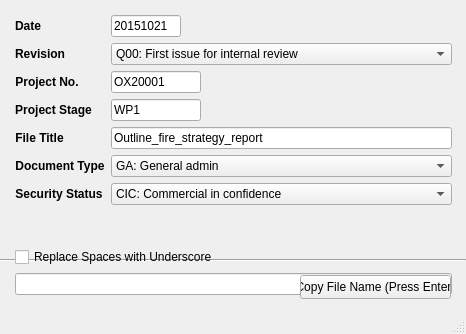
Before: the Qt Designer form fseutil/gui/layout/ui/dialog_0601_naming_convention.ui in fsepy/fseutil, drawn with Qt 5.
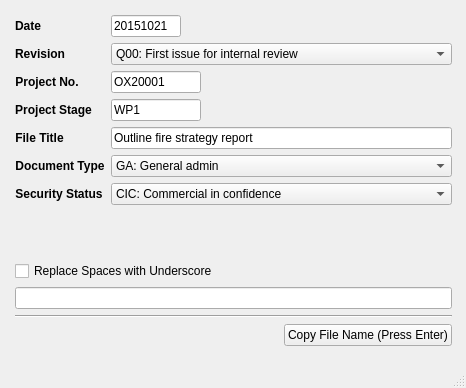
After: the same form once the commit is applied.

Commit message: Disabled all output QLineEdit objects.

Patch:
```diff
--- a/fseutil/gui/layout/ui/dialog_0601_naming_convention.ui
+++ b/fseutil/gui/layout/ui/dialog_0601_naming_convention.ui
@@ -7,33 +7,20 @@
     <x>0</x>
     <y>0</y>
     <width>466</width>
-    <height>334</height>
+    <height>388</height>
    </rect>
   </property>
   <property name="windowTitle">
    <string>MainWindow</string>
   </property>
   <widget class="QWidget" name="centralwidget">
-   <widget class="Line" name="line">
-    <property name="geometry">
-     <rect>
-      <x>-5</x>
-      <y>250</y>
-      <width>471</width>
-      <height>21</height>
-     </rect>
-    </property>
-    <property name="orientation">
-     <enum>Qt::Horizontal</enum>
-    </property>
-   </widget>
    <widget class="QWidget" name="verticalLayoutWidget">
     <property name="geometry">
      <rect>
       <x>15</x>
       <y>15</y>
       <width>437</width>
-      <height>280</height>
+      <height>331</height>
      </rect>
     </property>
     <layout class="QVBoxLayout" name="verticalLayout">
@@ -239,19 +226,6 @@
          </property>
         </widget>
        </item>
-       <item row="4" column="1">
-        <widget class="QLineEdit" name="lineEdit_5_title">
-         <property name="minimumSize">
-          <size>
-           <width>200</width>
-           <height>0</height>
-          </size>
-         </property>
-         <property name="text">
-          <string>Outline_fire_strategy_report</string>
-         </property>
-        </widget>
-       </item>
        <item row="5" column="0">
         <widget class="QLabel" name="label_19">
          <property name="font">
@@ -404,6 +378,19 @@
          </item>
         </widget>
        </item>
+       <item row="4" column="1">
+        <widget class="QLineEdit" name="lineEdit_5_title">
+         <property name="minimumSize">
+          <size>
+           <width>200</width>
+           <height>0</height>
+          </size>
+         </property>
+         <property name="text">
+          <string>Outline fire strategy report</string>
+         </property>
+        </widget>
+       </item>
       </layout>
      </item>
      <item>
@@ -429,21 +416,39 @@
        </property>
       </widget>
      </item>
+     <item>
+      <widget class="Line" name="line_2">
+       <property name="orientation">
+        <enum>Qt::Horizontal</enum>
+       </property>
+      </widget>
+     </item>
+     <item>
+      <layout class="QHBoxLayout" name="horizontalLayout_2">
+       <item>
+        <spacer name="horizontalSpacer">
+         <property name="orientation">
+          <enum>Qt::Horizontal</enum>
+         </property>
+         <property name="sizeHint" stdset="0">
+          <size>
+           <width>40</width>
+           <height>20</height>
+          </size>
+         </property>
+        </spacer>
+       </item>
+       <item>
+        <widget class="QPushButton" name="pushButton_copy">
+         <property name="text">
+          <string>Copy File Name (Press Enter)</string>
+         </property>
+        </widget>
+       </item>
+      </layout>
+     </item>
     </layout>
    </widget>
-   <widget class="QPushButton" name="pushButton_copy">
-    <property name="geometry">
-     <rect>
-      <x>300</x>
-      <y>275</y>
-      <width>151</width>
-      <height>24</height>
-     </rect>
-    </property>
-    <property name="text">
-     <string>Copy File Name (Press Enter)</string>
-    </property>
-   </widget>
   </widget>
   <widget class="QMenuBar" name="menubar">
    <property name="geometry">
```
The commit also changes 10 other files.
